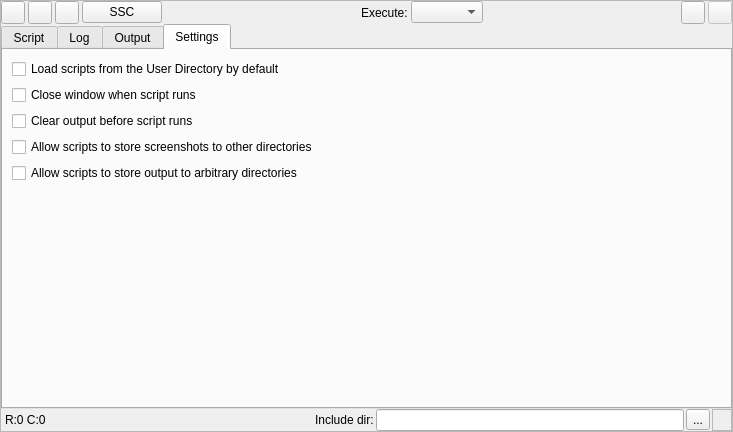
This is src/gui/scriptConsole.ui in Stellarium/stellarium as Qt 5 draws it before an edit. The edited form follows.
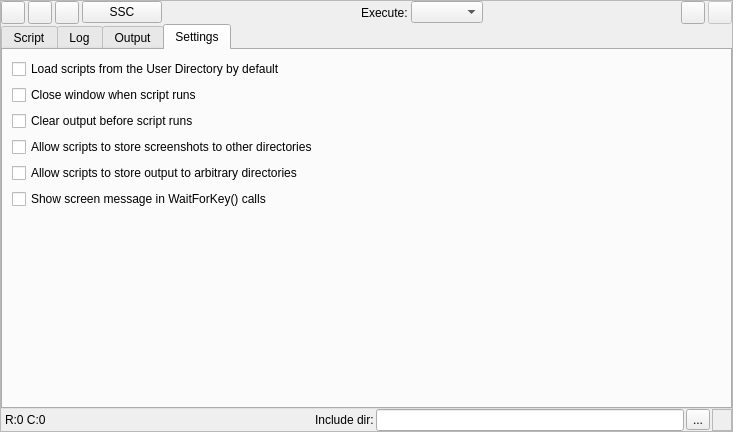
This is the edited form. The open tabs and pages were chosen to show the change. Icons and pictures are not drawn. Custom widgets are drawn as their Qt base class.

Commit message: Fix the WaitForKey script command (Fix #4866)

```diff
--- a/src/gui/scriptConsole.ui
+++ b/src/gui/scriptConsole.ui
@@ -368,6 +368,13 @@
             </property>
            </widget>
           </item>
+          <item>
+           <widget class="QCheckBox" name="showWaitMessageCheckBox">
+            <property name="text">
+             <string>Show screen message in WaitForKey() calls</string>
+            </property>
+           </widget>
+          </item>
           <item>
            <spacer name="verticalSpacer">
             <property name="orientation">
```
The commit also changes 7 other files.
